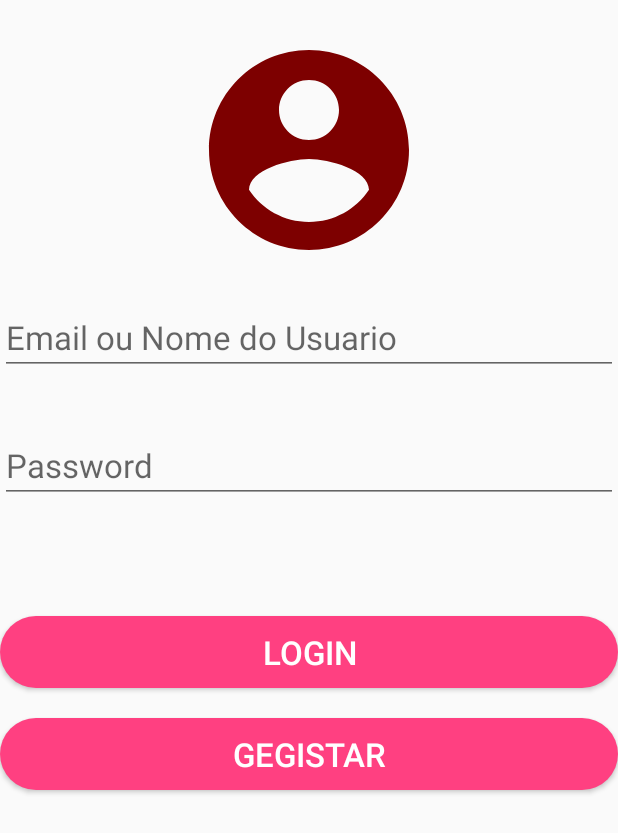
After one commit to SamuelMaculuve/zysSystemManager, an Android app: the layout activity_login.xml on its own in the app's theme, with its tools: preview values and no code run, on a phone screen of 412 x 824 dp. The commit adds this screen. Shown: the top 833 px of the screen. Run offline under Robolectric (Android 15) with nearby library versions, the phone set to English and light mode, and no system bars.

Commit message:
icon deletar

```diff
--- a/app/src/main/AndroidManifest.xml
+++ b/app/src/main/AndroidManifest.xml
@@ -9,7 +9,8 @@
         android:roundIcon="@mipmap/ic_launcher_round"
         android:supportsRtl="true"
         android:theme="@style/AppTheme">
-        <activity android:name=".mylist"></activity>
+        <activity android:name=".Login"></activity>
+        <activity android:name=".mylist" />
         <activity
             android:name=".MainActivity"
             android:theme="@style/AppTheme.NoActionBar">
--- /dev/null
+++ b/app/src/main/java/ac/mz/samuel/maculuve/myapplicationta/Login.java
@@ -0,0 +1,25 @@
+package ac.mz.samuel.maculuve.myapplicationta;
+
+import android.content.Intent;
+import android.support.v7.app.AppCompatActivity;
+import android.os.Bundle;
+import android.view.View;
+import android.widget.Button;
+
+public class Login extends AppCompatActivity {
+    private Button btnLigin;
+    @Override
+    protected void onCreate(Bundle savedInstanceState) {
+        super.onCreate(savedInstanceState);
+        setContentView(R.layout.activity_login);
+
+        btnLigin = findViewById(R.id.btnLogin);
+        btnLigin.setOnClickListener(new View.OnClickListener() {
+            @Override
+            public void onClick(View v) {
+                getSupportFragmentManager().beginTransaction().replace(R.id.fragment_container,new Veiculo()).commit();
+                //navigationView.setCheckedItem(R.id.nav_message);
+            }
+        });
+    }
+}
--- a/app/src/main/java/ac/mz/samuel/maculuve/myapplicationta/MainActivity.java
+++ b/app/src/main/java/ac/mz/samuel/maculuve/myapplicationta/MainActivity.java
@@ -1,6 +1,7 @@
 package ac.mz.samuel.maculuve.myapplicationta;
 
 import android.accounts.Account;
+import android.content.Intent;
 import android.support.annotation.NonNull;
 import android.support.design.widget.NavigationView;
 import android.support.v4.view.GravityCompat;
@@ -33,9 +34,11 @@ public class MainActivity extends AppCompatActivity implements NavigationView.On
         toggle.syncState();
 
         if (savedInstanceState == null) {
-            getSupportFragmentManager().beginTransaction().replace(R.id.fragment_container,
-                    new Veiculo()).commit();
+           // getSupportFragmentManager().beginTransaction().replace(R.id.fragment_container,new Veiculo()).commit();
             //navigationView.setCheckedItem(R.id.nav_message);
+
+            Intent intent = new Intent(getApplication(),Login.class);
+            startActivity(intent);
         }
 
     }
--- /dev/null
+++ b/app/src/main/res/drawable/ic_delete_black_24dp.xml
@@ -0,0 +1,5 @@
+<vector android:height="24dp" android:tint="#7D0000"
+    android:viewportHeight="24.0" android:viewportWidth="24.0"
+    android:width="24dp" xmlns:android="http://schemas.android.com/apk/res/android">
+    <path android:fillColor="#FF000000" android:pathData="M6,19c0,1.1 0.9,2 2,2h8c1.1,0 2,-0.9 2,-2V7H6v12zM19,4h-3.5l-1,-1h-5l-1,1H5v2h14V4z"/>
+</vector>
--- /dev/null
+++ b/app/src/main/res/layout/activity_login.xml
@@ -0,0 +1,80 @@
+<?xml version="1.0" encoding="utf-8"?>
+<LinearLayout xmlns:android="http://schemas.android.com/apk/res/android"
+    xmlns:app="http://schemas.android.com/apk/res-auto"
+    xmlns:tools="http://schemas.android.com/tools"
+    android:layout_width="match_parent"
+    android:layout_height="match_parent"
+    android:orientation="vertical"
+    tools:context=".Login">
+    <ImageView
+        android:layout_width="match_parent"
+        android:layout_height="200dp"
+        android:src="@drawable/ic_account_circle_black_24dp"
+        android:padding="20dp"
+        />
+    <android.support.design.widget.TextInputLayout
+        android:layout_width="match_parent"
+        android:layout_height="wrap_content"
+        android:focusableInTouchMode="true"
+        android:textColorHint="@color/colorPrimary"
+        />
+    <EditText
+        android:id="@+id/txtNome"
+        android:layout_width="match_parent"
+        android:layout_height="wrap_content"
+        android:hint="Email ou Nome do Usuario"
+        android:ems="10"
+        android:layout_marginBottom="30dp"
+        android:inputType="text"
+        android:textSize="22sp"
+        >
+    </EditText>
+
+    <android.support.design.widget.TextInputLayout
+        android:layout_width="match_parent"
+        android:layout_height="wrap_content"
+        android:focusableInTouchMode="true"
+        android:layout_marginTop="5dp"
+        android:textColorHint="@color/colorPrimary"
+        />
+    <EditText
+        android:id="@+id/txtData"
+        android:layout_width="match_parent"
+        android:layout_height="wrap_content"
+        android:hint="Password"
+        android:ems="10"
+        android:inputType="textPassword"
+        android:layout_marginBottom="30dp"
+        android:textSize="22sp"
+        >
+    </EditText>
+
+    <android.support.design.widget.TextInputLayout
+        android:layout_width="match_parent"
+        android:layout_height="wrap_content"
+        android:layout_marginTop="5dp"
+        android:layout_marginBottom="40dp"
+        android:focusableInTouchMode="true"
+        android:textColorHint="@color/colorPrimary"
+        />
+
+    <Button
+        android:id="@+id/btnLogin"
+        android:layout_width="match_parent"
+        android:layout_height="wrap_content"
+        android:text="Login"
+        android:textSize="22sp"
+        android:textColor="#ffff"
+        android:layout_marginBottom="20dp"
+        android:background="@drawable/button_rounded" />
+
+    <Button
+        android:id="@+id/btnRegistar"
+        android:layout_width="match_parent"
+        android:layout_height="wrap_content"
+        android:text="Gegistar"
+        android:textSize="22sp"
+        android:textColor="#ffff"
+        android:background="@drawable/button_rounded" />
+
+</LinearLayout>
--- a/app/src/main/res/layout/activity_mylist.xml
+++ b/app/src/main/res/layout/activity_mylist.xml
@@ -33,4 +33,11 @@
             android:text="TextView"
             android:layout_marginLeft="10dp"/>
     </LinearLayout>
+
+    <ImageView
+        android:id="@+id/btnDelete"
+        android:layout_width="wrap_content"
+        android:layout_height="wrap_content"
+        android:layout_weight="1"
+        app:srcCompat="@drawable/ic_delete_black_24dp" />
 </LinearLayout>
--- a/app/src/main/res/values/strings.xml
+++ b/app/src/main/res/values/strings.xml
@@ -10,6 +10,7 @@
     <string name="action_settings">Settings</string>
     <string name="hello_world">Hello world!</string>
     <string name="imgdesc">imgdesc</string>
+
     <style name="customFab">
         <item name="android:background">@color/white</item>
         <item name="colorAccent">@color/colorAccent</item>
```
